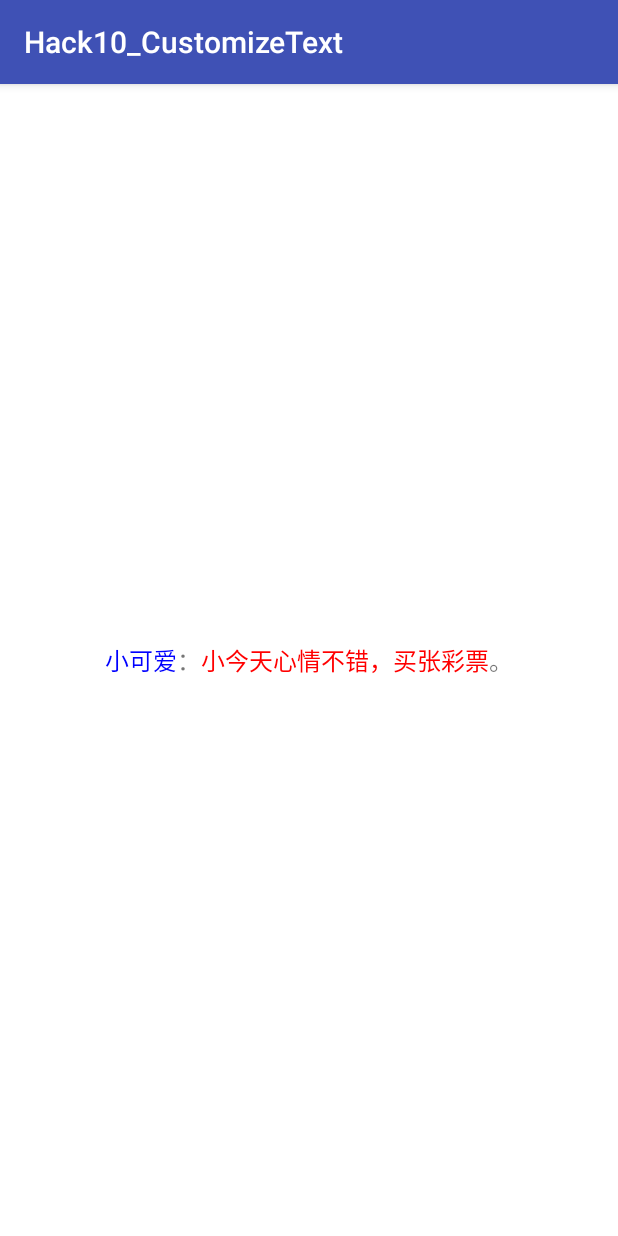
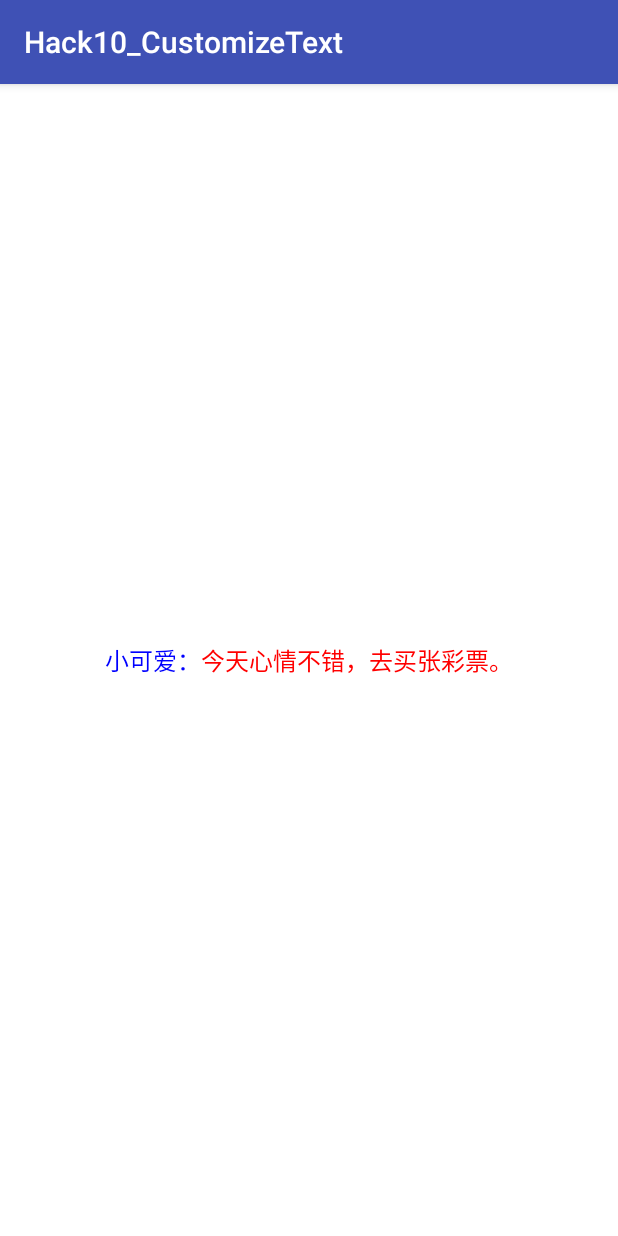
Before and after one commit to ArryLuo/AndroidPractice, an Android app: the screen it shows after launch (MainActivity), on a phone screen of 412 x 824 dp. Run offline under Robolectric (Android 15) with nearby library versions, the phone set to English and light mode, and no system bars.

Commit message:
代码调整

```diff
--- a/Hack10_CustomizeText/app/src/main/java/com/lyl/hack10_customizetext/MainActivity.java
+++ b/Hack10_CustomizeText/app/src/main/java/com/lyl/hack10_customizetext/MainActivity.java
@@ -3,7 +3,6 @@ package com.lyl.hack10_customizetext;
 import android.graphics.Color;
 import android.os.Bundle;
 import android.support.v7.app.AppCompatActivity;
-import android.text.Spannable;
 import android.text.SpannableString;
 import android.text.Spanned;
 import android.text.TextPaint;
@@ -25,23 +24,26 @@ public class MainActivity extends AppCompatActivity {
         setContentView(R.layout.activity_main);
 
         mTxt = (TextView) findViewById(R.id.txt);
+        initView();
+    }
 
-        String name = "小可爱：";
-        String msg = name + "小今天心情不错，买张彩票。";
+    private void initView() {
+        String name = "小可爱：";//模拟名称
+        String msg = name + "今天心情不错，去买张彩票。";//模拟说说
 
-        Spannable ss = new SpannableString(msg);
-
-        //设置 名称，点击事件
-        ss.setSpan(clickableSpan, 0, name.length() - 1, Spanned.SPAN_INCLUSIVE_EXCLUSIVE);
-
-        //设置 名称之后的 心情
-        ss.setSpan(new ForegroundColorSpan(Color.RED), name.length(), msg.length() - 1, Spanned.SPAN_INCLUSIVE_EXCLUSIVE);
+        SpannableString ss = new SpannableString(msg);
+        //名称的点击事件
+        ss.setSpan(clickableSpan, 0, name.length(), Spanned.SPAN_EXCLUSIVE_EXCLUSIVE);
+        //说说的字体样式
+        ss.setSpan(new ForegroundColorSpan(Color.RED), name.length(), msg.length(), Spanned.SPAN_EXCLUSIVE_EXCLUSIVE);
 
         mTxt.setText(ss);
-        //设置超链接为可点击状态
-        mTxt.setMovementMethod(LinkMovementMethod.getInstance());
+        mTxt.setMovementMethod(LinkMovementMethod.getInstance());//设置超链接为可点击状态
     }
 
+    /**
+     * 名称的点击事件
+     */
     private ClickableSpan clickableSpan = new ClickableSpan() {
         @Override
         public void updateDrawState(TextPaint ds) {
@@ -57,36 +59,9 @@ public class MainActivity extends AppCompatActivity {
     };
 
     private void toast(CharSequence str) {
+        //如果这里加了 String.valueOf(str)，弹出的提示，就会没有样式
         Toast toast = Toast.makeText(MyApplication.getContext(), str, Toast.LENGTH_SHORT);
-        toast.setGravity(Gravity.TOP, 0, 200);
+        toast.setGravity(Gravity.TOP, 0, 200);//改变Toast弹出的位置
         toast.show();
     }
-//        1、BackgroundColorSpan 背景色
-//        2、ClickableSpan 文本可点击，有点击事件
-//        3、ForegroundColorSpan 文本颜色（前景色）
-//        4、MaskFilterSpan 修饰效果，如模糊(BlurMaskFilter)、浮雕(EmbossMaskFilter)
-//        5、MetricAffectingSpan 父类，一般不用
-//        6、RasterizerSpan 光栅效果
-//        7、StrikethroughSpan 删除线（中划线）
-//        8、SuggestionSpan 相当于占位符
-//        9、UnderlineSpan 下划线
-//        10、AbsoluteSizeSpan 绝对大小（文本字体）
-//        11、DynamicDrawableSpan 设置图片，基于文本基线或底部对齐。
-//        12、ImageSpan 图片
-//        13、RelativeSizeSpan 相对大小（文本字体）
-//        14、ReplacementSpan 父类，一般不用
-//        15、ScaleXSpan 基于x轴缩放
-//        16、StyleSpan 字体样式：粗体、斜体等
-//        17、SubscriptSpan 下标（数学公式会用到）
-//        18、SuperscriptSpan 上标（数学公式会用到）
-//        19、TextAppearanceSpan 文本外貌（包括字体、大小、样式和颜色）
-//        20、TypefaceSpan 文本字体
-//        21、URLSpan 文本超链接
-
-//        Spanned.SPAN_EXCLUSIVE_EXCLUSIVE(前后都不包括)、
-//        Spanned.SPAN_INCLUSIVE_EXCLUSIVE(前面包括，后面不包括)、
-//        Spanned.SPAN_EXCLUSIVE_INCLUSIVE(前面不包括，后面包括)、
-//        Spanned.SPAN_INCLUSIVE_INCLUSIVE(前后都包括)
-
-
 }
```
